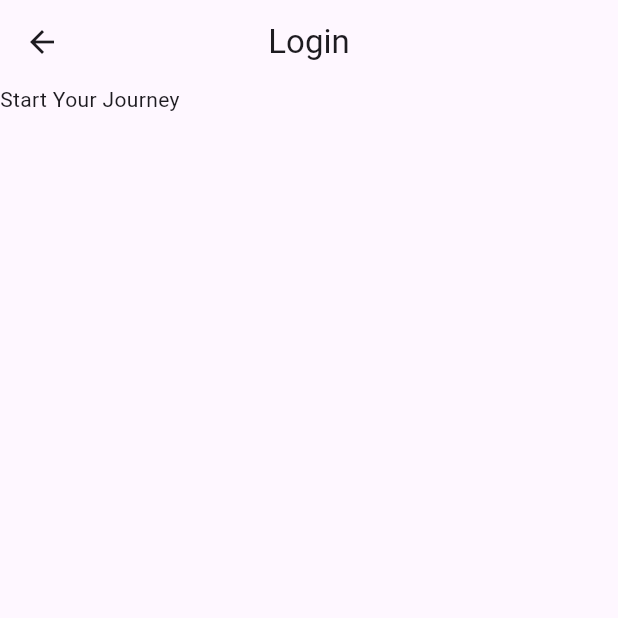
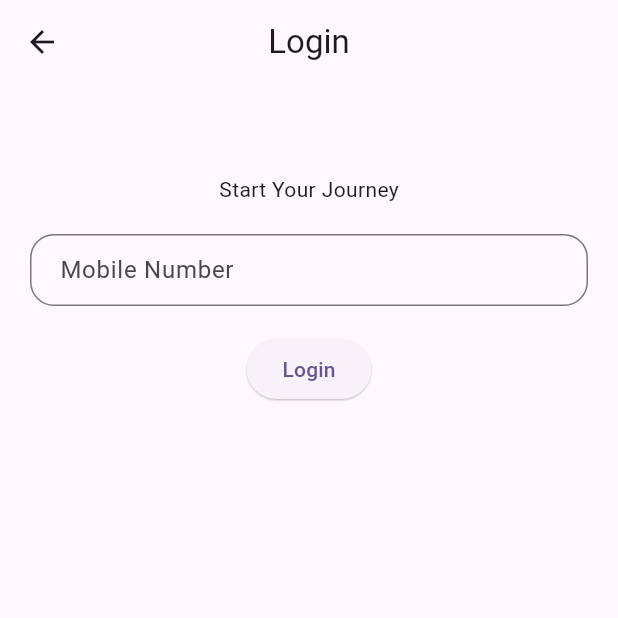
Before and after one commit to ramkshukla/stack_overflow, a Flutter app: the PhoneAuthView screen opened directly, on a phone screen of 412 x 824 dp, the top half of it. Run offline on Flutter 3.47's test engine with Material 3 defaults, Android fonts, the phone set to English and light mode, and no system bars; our stand-ins replace bloc, connectivity_plus, dartz, date_field, dio, firebase_auth and 5 more; accounts and stored records are empty.

Commit message:
added Phone authenticaion

```diff
--- /dev/null
+++ b/lib/module/phone_auth/controller/phone_auth_event.dart
@@ -0,0 +1,32 @@
+import 'package:flutter/material.dart';
+
+abstract class PhoneAuthEvent {}
+
+class OtpSent extends PhoneAuthEvent {
+  BuildContext? context;
+  OtpSent({required this.context});
+}
+
+class VerifyOtp extends PhoneAuthEvent {
+  BuildContext? context;
+  VerifyOtp({required this.context});
+}
+
+class VerifyPhoneEvent extends PhoneAuthEvent {
+  VerifyPhoneEvent();
+}
+
+class ChangePhoneNumber extends PhoneAuthEvent {
+  final String phoneNumber;
+  ChangePhoneNumber({required this.phoneNumber});
+}
+
+class ChangeOTP extends PhoneAuthEvent {
+  final String value;
+  ChangeOTP({required this.value});
+}
+
+class VerifyOTP extends PhoneAuthEvent {
+  final BuildContext context;
+  VerifyOTP({required this.context});
+}
--- /dev/null
+++ b/lib/module/phone_auth/controller/phone_auth_state.dart
@@ -0,0 +1,54 @@
+class PhoneAuthState {
+  final bool isLoading;
+  final String phoneNumber;
+  final String verificationId;
+  final bool isOtpGenerated;
+  final String otp;
+  final bool isInvalidOTP;
+  final String signInSuccessfull;
+  final bool isFetching;
+
+  PhoneAuthState({
+    required this.isLoading,
+    required this.phoneNumber,
+    required this.otp,
+    required this.verificationId,
+    required this.isOtpGenerated,
+    required this.isInvalidOTP,
+    required this.signInSuccessfull,
+    required this.isFetching,
+  });
+
+  factory PhoneAuthState.initial() => PhoneAuthState(
+        isLoading: false,
+        phoneNumber: "",
+        otp: "",
+        verificationId: "",
+        isOtpGenerated: false,
+        isInvalidOTP: false,
+        signInSuccessfull: "",
+        isFetching: false,
+      );
+
+  PhoneAuthState copyWith({
+    bool? isLoading,
+    String? phoneNumber,
+    String? verificationId,
+    bool? isOtpGenerated,
+    String? otp,
+    bool? isInvalidOTP,
+    String? signInSuccessfull,
+    bool? isFetching,
+  }) {
+    return PhoneAuthState(
+      isLoading: isLoading ?? this.isLoading,
+      otp: otp ?? this.otp,
+      isFetching: isFetching ?? this.isFetching,
+      isInvalidOTP: isInvalidOTP ?? this.isInvalidOTP,
+      phoneNumber: phoneNumber ?? this.phoneNumber,
+      isOtpGenerated: isOtpGenerated ?? this.isOtpGenerated,
+      signInSuccessfull: signInSuccessfull ?? this.signInSuccessfull,
+      verificationId: verificationId ?? this.verificationId,
+    );
+  }
+}
--- a/lib/module/phone_auth/view/phone_auth_view.dart
+++ b/lib/module/phone_auth/view/phone_auth_view.dart
@@ -1,21 +1,125 @@
+import 'package:firebase_auth/firebase_auth.dart';
 import 'package:flutter/material.dart';
+import 'package:flutter_bloc/flutter_bloc.dart';
+import 'package:otp_text_field/otp_text_field.dart';
+import 'package:stack_overflow/module/home/view/home.dart';
+import 'package:stack_overflow/module/home/view/home_view.dart';
+import 'package:stack_overflow/module/phone_auth/controller/phone_auth_bloc.dart';
+import 'package:stack_overflow/module/phone_auth/controller/phone_auth_event.dart';
+import 'package:stack_overflow/module/phone_auth/controller/phone_auth_state.dart';
+import 'package:stack_overflow/module/phone_auth/view/otp_verify_view.dart';
 
-class PhoneAuthView extends StatelessWidget {
+class PhoneAuthView extends StatefulWidget {
   const PhoneAuthView({super.key});
 
   @override
+  State<PhoneAuthView> createState() => _PhoneAuthViewState();
+}
+
+class _PhoneAuthViewState extends State<PhoneAuthView> {
+  final TextEditingController textEditingController = TextEditingController();
+  final OtpFieldController otpFieldController = OtpFieldController();
+  final GlobalKey key = GlobalKey();
+
+  @override
+  void initState() {
+    super.initState();
+  }
+
+  @override
   Widget build(BuildContext context) {
-    return Scaffold(
-      appBar: AppBar(
-        title: Text("Login"),
-        centerTitle: true,
-      ),
+    return BlocProvider(
+      create: (context) => PhoneAuthBloc(),
+      child: BlocBuilder<PhoneAuthBloc, PhoneAuthState>(
+        builder: (context, state) {
+          return GestureDetector(
+            onTap: () {
+              FocusManager.instance.primaryFocus?.unfocus();
+            },
+            child: Scaffold(
+              appBar: AppBar(title: Text("Login"), centerTitle: true),
               body: Container(
                 child: Column(
                   children: [
+                    SizedBox(height: 60),
                     Text("Start Your Journey"),
+                    SizedBox(height: 20),
+                    state.isLoading
+                        ? Center(child: CircularProgressIndicator())
+                        : Padding(
+                            padding: EdgeInsets.symmetric(horizontal: 20),
+                            child: Visibility(
+                              visible: !state.isOtpGenerated,
+                              child: SizedBox(
+                                height: 50,
+                                child: TextFormField(
+                                  key: key,
+                                  controller: textEditingController,
+                                  cursorHeight: 19,
+                                  keyboardType: TextInputType.phone,
+                                  decoration: InputDecoration(
+                                    border: OutlineInputBorder(
+                                      borderRadius: BorderRadius.all(
+                                        Radius.circular(16),
+                                      ),
+                                    ),
+                                    hintText: "Mobile Number",
+                                    contentPadding:
+                                        EdgeInsets.symmetric(horizontal: 16),
+                                  ),
+                                  onChanged: (val) {
+                                    context.read<PhoneAuthBloc>().add(
+                                          ChangePhoneNumber(phoneNumber: val),
+                                        );
+                                  },
+                                  style: TextStyle(fontSize: 16, height: 1.2),
+                                ),
+                              ),
+                              replacement: OTPTextField(
+                                controller: otpFieldController,
+                                length: 6,
+                                width: MediaQuery.of(context).size.width,
+                                style: TextStyle(fontSize: 17),
+                                textFieldAlignment:
+                                    MainAxisAlignment.spaceAround,
+                                onChanged: (value) {
+                                  context
+                                      .read<PhoneAuthBloc>()
+                                      .add(ChangeOTP(value: value));
+                                },
+                              ),
+                            ),
+                          ),
+                    SizedBox(height: 16),
+                    ElevatedButton(
+                      style: ElevatedButton.styleFrom(elevation: 0.5),
+                      onPressed: () {
+                        if (state.isOtpGenerated) {
+                          context.read<PhoneAuthBloc>().add(
+                                VerifyOTP(
+                                  context: context,
+                                ),
+                              );
+                          // if (state.signInSuccessfull == "Success") {
+                          // Navigator.push(
+                          //   context,
+                          //   MaterialPageRoute(
+                          //     builder: (context) => HomeScreen(),
+                          //   ),
+                          // );
+                          // }
+                        } else {
+                          context.read<PhoneAuthBloc>().add(VerifyPhoneEvent());
+                        }
+                      },
+                      child: Text(state.isOtpGenerated ? "Verify" : "Login"),
+                    ),
                   ],
                 ),
+              ),
+            ),
+          );
+        },
       ),
     );
   }
--- a/pubspec.yaml
+++ b/pubspec.yaml
@@ -27,6 +27,7 @@ dependencies:
       url: https://github.com/ramkshukla/azlistview.git
       ref: master
   firebase_core: ^2.30.0
+  otp_text_field: ^1.1.3
   firebase_auth: ^4.19.2
   cloud_firestore: ^4.17.0
   firebase_storage: ^11.7.2
```
Also changed, not shown: lib/module/phone_auth/controller/phone_auth_bloc.dart (added, +88 -0 lines), lib/module/phone_auth/repo/phone_auth_repo.dart (added, +103 -0 lines), lib/module/phone_auth/view/otp_verify_view.dart (added, +39 -0 lines), pubspec.lock, 3 other files. Lines whose indentation alone changed are shown as unchanged.
